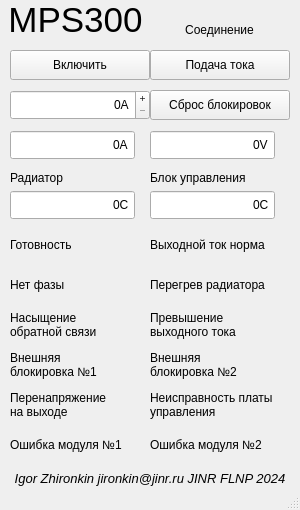
beeleph/MPS300, file mainwindow.ui: the form before one commit.
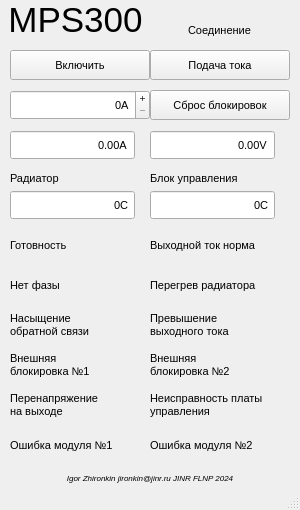
The form after the commit.

Diff of the .ui file:
```diff
--- a/mainwindow.ui
+++ b/mainwindow.ui
@@ -23,6 +23,11 @@
       <height>30</height>
      </rect>
     </property>
+    <property name="font">
+     <font>
+      <pointsize>8</pointsize>
+     </font>
+    </property>
     <property name="text">
      <string>Включить</string>
     </property>
@@ -39,6 +44,11 @@
       <height>30</height>
      </rect>
     </property>
+    <property name="font">
+     <font>
+      <pointsize>8</pointsize>
+     </font>
+    </property>
     <property name="text">
      <string>Подача тока</string>
     </property>
@@ -76,6 +86,11 @@
       <height>30</height>
      </rect>
     </property>
+    <property name="font">
+     <font>
+      <pointsize>8</pointsize>
+     </font>
+    </property>
     <property name="alignment">
      <set>Qt::AlignRight|Qt::AlignTrailing|Qt::AlignVCenter</set>
     </property>
@@ -101,11 +116,16 @@
       <height>30</height>
      </rect>
     </property>
+    <property name="font">
+     <font>
+      <pointsize>8</pointsize>
+     </font>
+    </property>
     <property name="text">
      <string>Сброс блокировок</string>
     </property>
    </widget>
-   <widget class="QSpinBox" name="ReadCurrentSpinBox">
+   <widget class="QDoubleSpinBox" name="ReadCurrentDoubleSpinBox">
     <property name="geometry">
      <rect>
       <x>10</x>
@@ -114,6 +134,11 @@
       <height>30</height>
      </rect>
     </property>
+    <property name="font">
+     <font>
+      <pointsize>8</pointsize>
+     </font>
+    </property>
     <property name="alignment">
      <set>Qt::AlignRight|Qt::AlignTrailing|Qt::AlignVCenter</set>
     </property>
@@ -124,16 +149,13 @@
      <enum>QAbstractSpinBox::NoButtons</enum>
     </property>
     <property name="suffix">
-     <string>А</string>
+     <string>A</string>
     </property>
     <property name="maximum">
-     <number>300</number>
-    </property>
-    <property name="singleStep">
-     <number>1</number>
+     <double>300.990000000000009</double>
     </property>
    </widget>
-   <widget class="QSpinBox" name="ReadVoltageSpinBox">
+   <widget class="QDoubleSpinBox" name="ReadVoltageDoubleSpinBox">
     <property name="geometry">
      <rect>
       <x>150</x>
@@ -142,6 +164,11 @@
       <height>30</height>
      </rect>
     </property>
+    <property name="font">
+     <font>
+      <pointsize>8</pointsize>
+     </font>
+    </property>
     <property name="alignment">
      <set>Qt::AlignRight|Qt::AlignTrailing|Qt::AlignVCenter</set>
     </property>
@@ -154,12 +181,6 @@
     <property name="suffix">
      <string>V</string>
     </property>
-    <property name="maximum">
-     <number>300</number>
-    </property>
-    <property name="singleStep">
-     <number>1</number>
-    </property>
    </widget>
    <widget class="QLabel" name="label_2">
     <property name="geometry">
@@ -170,6 +191,11 @@
       <height>16</height>
      </rect>
     </property>
+    <property name="font">
+     <font>
+      <pointsize>8</pointsize>
+     </font>
+    </property>
     <property name="text">
      <string>Радиатор</string>
     </property>
@@ -183,6 +209,11 @@
       <height>16</height>
      </rect>
     </property>
+    <property name="font">
+     <font>
+      <pointsize>8</pointsize>
+     </font>
+    </property>
     <property name="text">
      <string>Блок управления</string>
     </property>
@@ -196,6 +227,11 @@
       <height>30</height>
      </rect>
     </property>
+    <property name="font">
+     <font>
+      <pointsize>8</pointsize>
+     </font>
+    </property>
     <property name="text">
      <string>Готовность</string>
     </property>
@@ -209,6 +245,11 @@
       <height>30</height>
      </rect>
     </property>
+    <property name="font">
+     <font>
+      <pointsize>8</pointsize>
+     </font>
+    </property>
     <property name="alignment">
      <set>Qt::AlignRight|Qt::AlignTrailing|Qt::AlignVCenter</set>
     </property>
@@ -237,6 +278,11 @@
       <height>30</height>
      </rect>
     </property>
+    <property name="font">
+     <font>
+      <pointsize>8</pointsize>
+     </font>
+    </property>
     <property name="alignment">
      <set>Qt::AlignRight|Qt::AlignTrailing|Qt::AlignVCenter</set>
     </property>
@@ -265,6 +311,11 @@
       <height>30</height>
      </rect>
     </property>
+    <property name="font">
+     <font>
+      <pointsize>8</pointsize>
+     </font>
+    </property>
     <property name="text">
      <string>Выходной ток норма</string>
     </property>
@@ -278,6 +329,11 @@
       <height>30</height>
      </rect>
     </property>
+    <property name="font">
+     <font>
+      <pointsize>8</pointsize>
+     </font>
+    </property>
     <property name="text">
      <string>Нет фазы</string>
     </property>
@@ -291,6 +347,11 @@
       <height>30</height>
      </rect>
     </property>
+    <property name="font">
+     <font>
+      <pointsize>8</pointsize>
+     </font>
+    </property>
     <property name="text">
      <string>Перегрев радиатора</string>
     </property>
@@ -304,6 +365,11 @@
       <height>30</height>
      </rect>
     </property>
+    <property name="font">
+     <font>
+      <pointsize>8</pointsize>
+     </font>
+    </property>
     <property name="text">
      <string>Превышение
 выходного тока</string>
@@ -318,6 +384,11 @@
       <height>30</height>
      </rect>
     </property>
+    <property name="font">
+     <font>
+      <pointsize>8</pointsize>
+     </font>
+    </property>
     <property name="text">
      <string>Насыщение
 обратной связи</string>
@@ -332,6 +403,11 @@
       <height>30</height>
      </rect>
     </property>
+    <property name="font">
+     <font>
+      <pointsize>8</pointsize>
+     </font>
+    </property>
     <property name="text">
      <string>Ошибка модуля №2</string>
     </property>
@@ -345,6 +421,11 @@
       <height>30</height>
      </rect>
     </property>
+    <property name="font">
+     <font>
+      <pointsize>8</pointsize>
+     </font>
+    </property>
     <property name="text">
      <string>Внешняя
 блокировка №2</string>
@@ -359,6 +440,11 @@
       <height>30</height>
      </rect>
     </property>
+    <property name="font">
+     <font>
+      <pointsize>8</pointsize>
+     </font>
+    </property>
     <property name="text">
      <string>Ошибка модуля №1</string>
     </property>
@@ -372,6 +458,11 @@
       <height>30</height>
      </rect>
     </property>
+    <property name="font">
+     <font>
+      <pointsize>8</pointsize>
+     </font>
+    </property>
     <property name="text">
      <string>Перенапряжение
 на выходе</string>
@@ -386,6 +477,11 @@
       <height>30</height>
      </rect>
     </property>
+    <property name="font">
+     <font>
+      <pointsize>8</pointsize>
+     </font>
+    </property>
     <property name="text">
      <string>Неисправность платы
 управления</string>
@@ -400,6 +496,11 @@
       <height>30</height>
      </rect>
     </property>
+    <property name="font">
+     <font>
+      <pointsize>8</pointsize>
+     </font>
+    </property>
     <property name="text">
      <string>Внешняя
 блокировка №1</string>
@@ -416,7 +517,7 @@
     </property>
     <property name="font">
      <font>
-      <pointsize>10</pointsize>
+      <pointsize>6</pointsize>
       <italic>true</italic>
      </font>
     </property>
@@ -436,6 +537,11 @@
       <height>20</height>
      </rect>
     </property>
+    <property name="font">
+     <font>
+      <pointsize>8</pointsize>
+     </font>
+    </property>
     <property name="text">
      <string>Соединение</string>
     </property>
```
